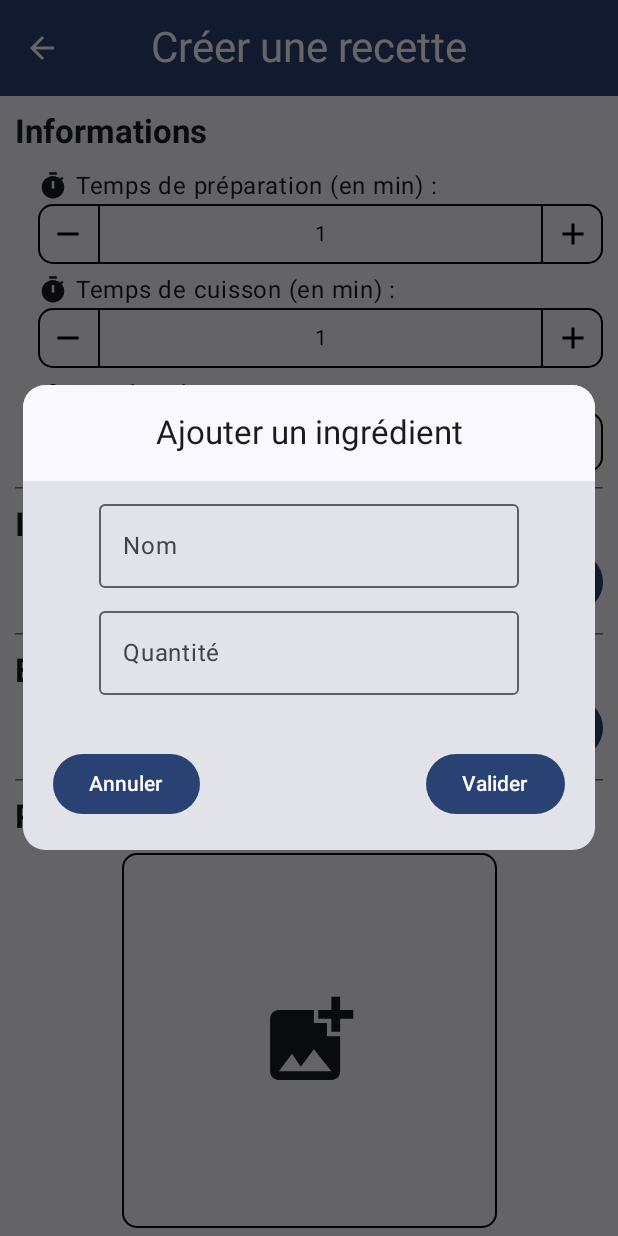
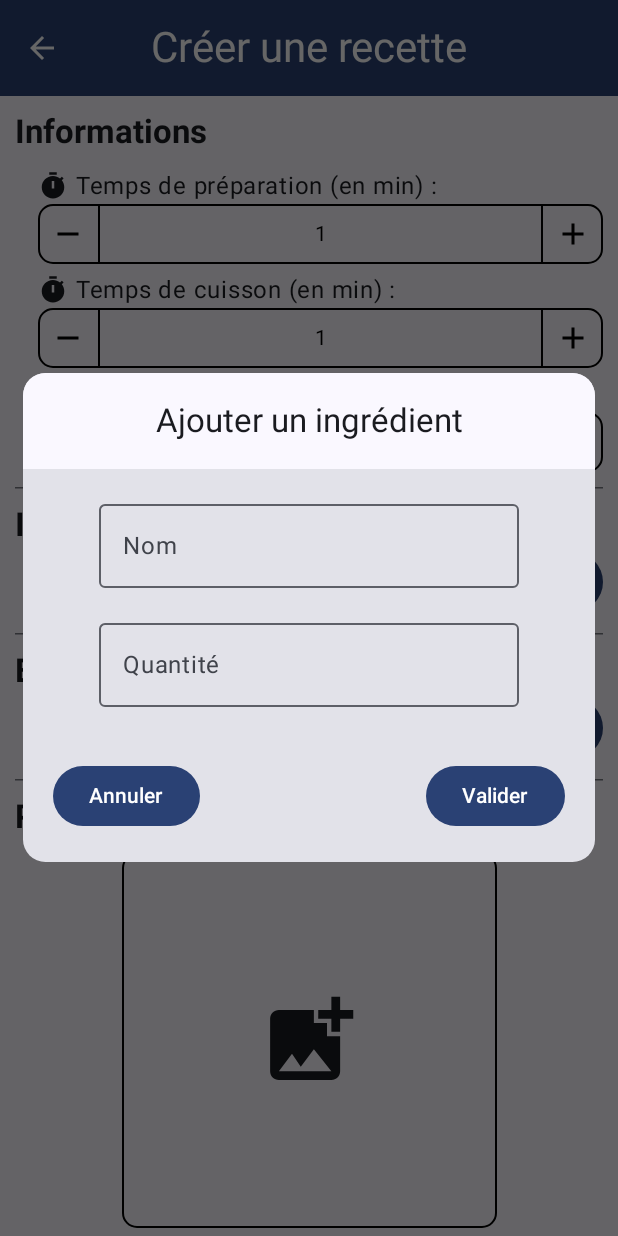
Before and after one commit to Valaaz/UFRMIMProjetDevMob, an Android app built with Jetpack Compose: the AddRecipeScreen screen opened through its navigation route, after a tap on "Ajouter un ingrédient", on a phone screen of 412 x 824 dp. Run offline under Robolectric (Android 15) with nearby library versions, the light colour scheme and no system bars; 1 statement that could not run was skipped.

Commit message:
Can Add, Update and Delete an ingredient

```diff
--- a/app/src/main/java/com/valaz/ufrmim_projetdevmob/ui/components/AddIngredientDialog.kt
+++ b/app/src/main/java/com/valaz/ufrmim_projetdevmob/ui/components/AddIngredientDialog.kt
@@ -13,16 +13,28 @@
 import androidx.compose.material3.OutlinedTextField
 import androidx.compose.material3.Text
 import androidx.compose.runtime.Composable
+import androidx.compose.runtime.getValue
+import androidx.compose.runtime.mutableStateOf
+import androidx.compose.runtime.remember
+import androidx.compose.runtime.setValue
 import androidx.compose.ui.Alignment
 import androidx.compose.ui.Modifier
 import androidx.compose.ui.tooling.preview.Preview
 import androidx.compose.ui.unit.dp
 import androidx.compose.ui.window.Dialog
+import com.valaz.ufrmim_projetdevmob.model.Ingredient
 
 @OptIn(ExperimentalMaterial3Api::class)
 @Composable
-fun AddIngredientDialog() {
-    Dialog(onDismissRequest = { /*TODO*/ }) {
+fun AddIngredientDialog(ingredient: Ingredient? = null, onDismissRequest: () -> Unit, onConfirmation: (Ingredient) -> Unit) {
+    var ingredientName by remember {
+        mutableStateOf(ingredient?.name ?: "")
+    }
+    var ingredientQuantity by remember {
+        mutableStateOf(ingredient?.quantity ?: "")
+    }
+
+    Dialog(onDismissRequest = onDismissRequest) {
         Card(
             modifier = Modifier
                 .fillMaxWidth()
@@ -34,21 +46,40 @@
                 verticalArrangement = Arrangement.spacedBy(15.dp)
             ) {
                 CenterAlignedTopAppBar(title = { Text(text = "Ajouter un ingrédient") })
-                OutlinedTextField(value = "", onValueChange = {}, placeholder = { Text("Nom") })
                 OutlinedTextField(
-                    value = "",
-                    onValueChange = {},
-                    placeholder = { Text("Quantité") })
+                    value = ingredientName,
+                    onValueChange = { ingredientName = it },
+                    label = {
+                        Text(
+                            text = "Nom"
+                        )
+                    })
+                OutlinedTextField(
+                    value = ingredientQuantity,
+                    onValueChange = { ingredientQuantity = it },
+                    label = {
+                        Text(
+                            text = "Quantité"
+                        )
+                    })
                 Row(
                     horizontalArrangement = Arrangement.SpaceBetween,
                     modifier = Modifier
                         .fillMaxWidth()
                         .padding(20.dp)
                 ) {
-                    Button(onClick = { /*TODO*/ }) {
+                    Button(onClick = onDismissRequest) {
                         Text("Annuler")
                     }
-                    Button(onClick = { /*TODO*/ }) {
+                    Button(onClick = {
+                        if (ingredientName.isNotBlank() && ingredientQuantity.isNotBlank()) {
+                            val newIngredient = Ingredient(
+                                name = ingredientName,
+                                quantity = ingredientQuantity
+                            )
+                            onConfirmation(newIngredient)
+                        }
+                    }) {
                         Text("Valider")
                     }
                 }
@@ -60,5 +91,5 @@
 @Preview
 @Composable
 fun AddIngredientDialogPreview() {
-    AddIngredientDialog()
+    AddIngredientDialog(onDismissRequest = {}, onConfirmation = {})
 }
--- a/app/src/main/java/com/valaz/ufrmim_projetdevmob/ui/screens/AddRecipeScreen.kt
+++ b/app/src/main/java/com/valaz/ufrmim_projetdevmob/ui/screens/AddRecipeScreen.kt
@@ -175,10 +175,9 @@
 
 @Composable
 fun IngredientsSection() {
-    var ingredients: MutableList<Ingredient> = mutableListOf<Ingredient>()
-    var openAddIngredientDialog by remember {
-        mutableStateOf(false)
-    }
+    var ingredients by remember { mutableStateOf(mutableListOf<Ingredient>()) }
+    var openAddIngredientDialog by remember { mutableStateOf(false) }
+    var selectedIngredient by remember { mutableStateOf<Ingredient?>(null) }
 
     Column {
         Text(
@@ -192,15 +191,46 @@
             verticalArrangement = Arrangement.spacedBy(15.dp),
         ) {
             ingredients.forEach { ingredient ->
-                AddedIngredientCard(ingredient = ingredient)
+                AddedIngredientCard(
+                    ingredient = ingredient,
+                    deleteIngredient = { ingredientToRemove ->
+                        ingredients =
+                            ingredients.toMutableList().apply { remove(ingredientToRemove) }
+                    },
+                    updateIngredient = {
+                        selectedIngredient = ingredient
+                        openAddIngredientDialog = true
+                    })
             }
         }
-        Button(onClick = { openAddIngredientDialog = true }, modifier = Modifier.align(Alignment.End)) {
+        Button(
+            onClick = {
+                selectedIngredient = null
+                openAddIngredientDialog = true
+            },
+            modifier = Modifier.align(Alignment.End)
+        ) {
             Text("Ajouter un ingrédient")
         }
 
-        if (openAddIngredientDialog)
-            AddIngredientDialog()
+        if (openAddIngredientDialog) {
+            AddIngredientDialog(
+                ingredient = selectedIngredient,
+                onDismissRequest = { openAddIngredientDialog = false },
+                onConfirmation = { newIngredient ->
+                    if (selectedIngredient == null) {
+                        // Ajout
+                        ingredients.add(newIngredient)
+                    } else {
+                        // Modification
+                        ingredients = ingredients.toMutableList().map {
+                            if (it == selectedIngredient) newIngredient else it
+                        }.toMutableList()
+                    }
+                    openAddIngredientDialog = false
+                }
+            )
+        }
     }
 }
 
@@ -236,10 +266,16 @@
         textAlign = TextAlign.Left,
         modifier = Modifier.fillMaxWidth()
     )
-    IconButton(onClick = { /*TODO*/ }, modifier = Modifier
-        .border(width = 1.dp, Color.Black, shape = RoundedCornerShape(10.dp))
-        .size(250.dp)) {
-        Icon(imageVector = Icons.Default.AddPhotoAlternate, contentDescription = Icons.Default.AddPhotoAlternate.name, modifier = Modifier.size(70.dp))
+    IconButton(
+        onClick = { /*TODO*/ }, modifier = Modifier
+            .border(width = 1.dp, Color.Black, shape = RoundedCornerShape(10.dp))
+            .size(250.dp)
+    ) {
+        Icon(
+            imageVector = Icons.Default.AddPhotoAlternate,
+            contentDescription = Icons.Default.AddPhotoAlternate.name,
+            modifier = Modifier.size(70.dp)
+        )
     }
 }
 
```
Also changed, not shown: app/src/main/java/com/valaz/ufrmim_projetdevmob/ui/components/AddedIngredientCard.kt (+22 -8 lines).
